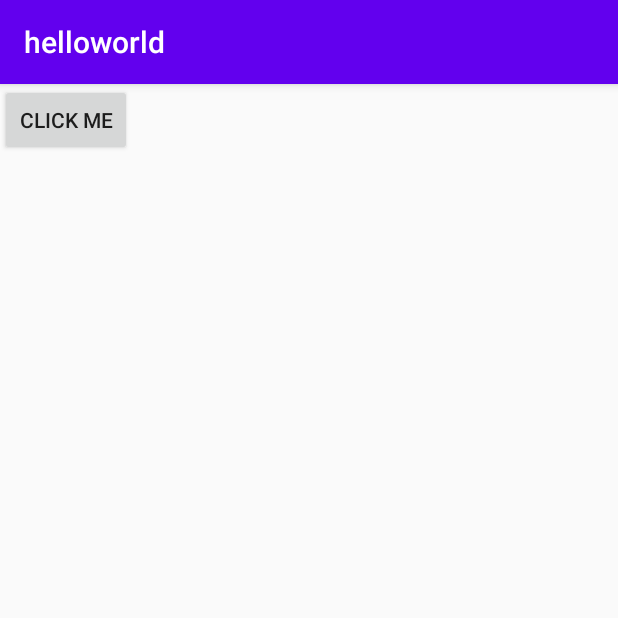
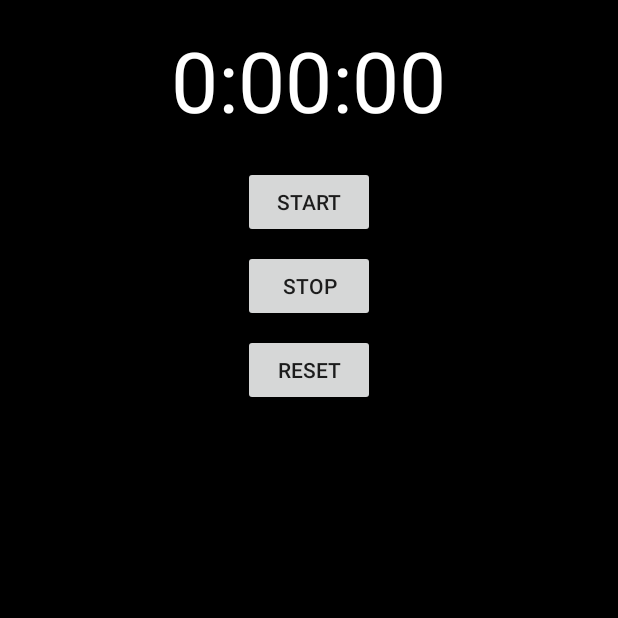
Before and after one commit to devin1727/TKTPL, an Android app: the screen it shows after launch (MainActivity), on a phone screen of 412 x 824 dp, the top half of it. Run offline under Robolectric (Android 15) with nearby library versions, the phone set to English and light mode, and no system bars.

Commit message:
push lab-3

```diff
--- a/helloworld/app/src/main/java/com/example/helloworld/MainActivity.java
+++ b/helloworld/app/src/main/java/com/example/helloworld/MainActivity.java
@@ -1,34 +1,189 @@
 package com.example.helloworld;
 
-import androidx.appcompat.app.AppCompatActivity;
-
+import android.app.Activity;
+import android.app.AlertDialog;
+import android.content.DialogInterface;
 import android.os.Bundle;
+import android.os.Handler;
 import android.view.View;
-import android.widget.Button;
 import android.widget.TextView;
 
-public class MainActivity extends AppCompatActivity {
+import java.util.Locale;
 
-    private Button btn1;
-    private TextView txt;
+public class MainActivity extends Activity {
 
-    public void proc(){
+    // Use seconds, running and wasRunning respectively
+    // to record the number of seconds passed,
+    // whether the stopwatch is running and
+    // whether the stopwatch was running
+    // before the activity was paused.
 
-        btn1 =(Button)findViewById(R.id.btn1);
-        txt = (TextView)findViewById(R.id.txt);
+    // Number of seconds displayed
+    // on the stopwatch.
+    private int seconds = 0;
 
-        btn1.setOnClickListener(new View.OnClickListener() {
+    // Is the stopwatch running?
+    private boolean running;
+
+    private boolean wasRunning;
+
+    @Override
+    protected void onCreate(Bundle savedInstanceState)
+    {
+        super.onCreate(savedInstanceState);
+        setContentView(R.layout.activity_main);
+        if (savedInstanceState != null) {
+
+            // Get the previous state of the stopwatch
+            // if the activity has been
+            // destroyed and recreated.
+            seconds
+                    = savedInstanceState
+                    .getInt("seconds");
+            running
+                    = savedInstanceState
+                    .getBoolean("running");
+            wasRunning
+                    = savedInstanceState
+                    .getBoolean("wasRunning");
+        }
+        runTimer();
+    }
+
+    // Save the state of the stopwatch
+    // if it's about to be destroyed.
+    @Override
+    public void onSaveInstanceState(
+            Bundle savedInstanceState)
+    {
+        savedInstanceState
+                .putInt("seconds", seconds);
+        savedInstanceState
+                .putBoolean("running", running);
+        savedInstanceState
+                .putBoolean("wasRunning", wasRunning);
+    }
+
+    @Override
+    public void onBackPressed() {
+        AlertDialog.Builder builder = new AlertDialog.Builder(this);
+
+        builder.setMessage("Are you sure you want to exit the app?");
+        builder.setPositiveButton("Yes", new DialogInterface.OnClickListener() {
+            public void onClick(DialogInterface dialog, int id) {
+                MainActivity.super.onBackPressed();
+            }
+        });
+        builder.setNegativeButton("No", new DialogInterface.OnClickListener() {
+            public void onClick(DialogInterface dialog, int id) {
+                dialog.cancel();
+            }
+        });
+        builder.show();
+    }
+
+    // If the activity is paused,
+    // stop the stopwatch.
+    @Override
+    protected void onPause()
+    {
+        super.onPause();
+        wasRunning = running;
+        running = true;
+    }
+
+    // If the activity is resumed,
+    // start the stopwatch
+    // again if it was running previously.
+    @Override
+    protected void onResume()
+    {
+        super.onResume();
+        if (wasRunning) {
+            running = true;
+        }
+    }
+
+    // Start the stopwatch running
+    // when the Start button is clicked.
+    // Below method gets called
+    // when the Start button is clicked.
+    public void onClickStart(View view)
+    {
+        running = true;
+    }
+
+    // Stop the stopwatch running
+    // when the Stop button is clicked.
+    // Below method gets called
+    // when the Stop button is clicked.
+    public void onClickStop(View view)
+    {
+        running = false;
+    }
+
+    // Reset the stopwatch when
+    // the Reset button is clicked.
+    // Below method gets called
+    // when the Reset button is clicked.
+    public void onClickReset(View view)
+    {
+        running = false;
+        seconds = 0;
+    }
+
+    // Sets the NUmber of seconds on the timer.
+    // The runTimer() method uses a Handler
+    // to increment the seconds and
+    // update the text view.
+    private void runTimer()
+    {
+
+        // Get the text view.
+        final TextView timeView
+                = (TextView)findViewById(
+                R.id.time_view);
+
+        // Creates a new Handler
+        final Handler handler
+                = new Handler();
+
+        // Call the post() method,
+        // passing in a new Runnable.
+        // The post() method processes
+        // code without a delay,
+        // so the code in the Runnable
+        // will run almost immediately.
+        handler.post(new Runnable() {
             @Override
-            public void onClick(View v){
-                txt.setText("Punten!");
+
+            public void run()
+            {
+                int hours = seconds / 3600;
+                int minutes = (seconds % 3600) / 60;
+                int secs = seconds % 60;
+
+                // Format the seconds into hours, minutes,
+                // and seconds.
+                String time
+                        = String
+                        .format(Locale.getDefault(),
+                                "%d:%02d:%02d", hours,
+                                minutes, secs);
+
+                // Set the text view text.
+                timeView.setText(time);
+
+                // If running is true, increment the
+                // seconds variable.
+                if (running) {
+                    seconds++;
+                }
+
+                // Post the code again
+                // with a delay of 1 second.
+                handler.postDelayed(this, 1000);
             }
         });
     }
-
-    @Override
-    protected void onCreate(Bundle savedInstanceState) {
-        super.onCreate(savedInstanceState);
-        setContentView(R.layout.activity_main);
-        proc();
-    }
 }
--- a/helloworld/app/src/main/res/layout/activity_main.xml
+++ b/helloworld/app/src/main/res/layout/activity_main.xml
@@ -1,28 +1,49 @@
 <?xml version="1.0" encoding="utf-8"?>
-<androidx.constraintlayout.widget.ConstraintLayout xmlns:android="http://schemas.android.com/apk/res/android"
+<LinearLayout
+    xmlns:android="http://schemas.android.com/apk/res/android"
     xmlns:app="http://schemas.android.com/apk/res-auto"
     xmlns:tools="http://schemas.android.com/tools"
     android:layout_width="match_parent"
     android:layout_height="match_parent"
+    android:orientation="vertical"
+    android:background="#000000"
+    android:padding="16dp"
     tools:context=".MainActivity">
 
     <TextView
-        android:id="@+id/txt"
+        android:id="@+id/time_view"
         android:layout_width="wrap_content"
         android:layout_height="wrap_content"
-        android:text=""
-        app:layout_constraintBottom_toBottomOf="parent"
-        app:layout_constraintHorizontal_bias="0.498"
-        app:layout_constraintLeft_toLeftOf="parent"
-        app:layout_constraintRight_toRightOf="parent"
-        app:layout_constraintTop_toTopOf="parent" />
+        android:layout_gravity="center_horizontal"
+        android:textAppearance="@android:style/TextAppearance.Large"
+        android:textSize="56sp"
+        android:textColor="#FFFFFF"/>
 
     <Button
-        android:id="@+id/btn1"
+        android:id="@+id/start_button"
         android:layout_width="wrap_content"
         android:layout_height="wrap_content"
-        tools:layout_editor_absoluteX="161dp"
-        tools:layout_editor_absoluteY="396dp"
-        android:text="Click Me"/>
+        android:layout_gravity="center_horizontal"
+        android:layout_marginTop="20dp"
+        android:onClick="onClickStart"
+        android:text="@string/start" />
 
-</androidx.constraintlayout.widget.ConstraintLayout>
+    <Button
+        android:id="@+id/stop_button"
+        android:layout_width="wrap_content"
+        android:layout_height="wrap_content"
+        android:layout_gravity="center_horizontal"
+        android:layout_marginTop="8dp"
+        android:onClick="onClickStop"
+        android:text="@string/stop" />
+
+    <Button
+        android:id="@+id/reset_button"
+        android:layout_width="wrap_content"
+        android:layout_height="wrap_content"
+        android:layout_gravity="center_horizontal"
+        android:layout_marginTop="8dp"
+        android:onClick="onClickReset"
+        android:text="@string/reset" />
+
+</LinearLayout>
--- a/helloworld/app/src/main/res/values/strings.xml
+++ b/helloworld/app/src/main/res/values/strings.xml
@@ -1,3 +1,6 @@
 <resources>
     <string name="app_name">helloworld</string>
+    <string name="start">Start</string>
+    <string name="stop">Stop</string>
+    <string name="reset">Reset</string>
 </resources>
```
